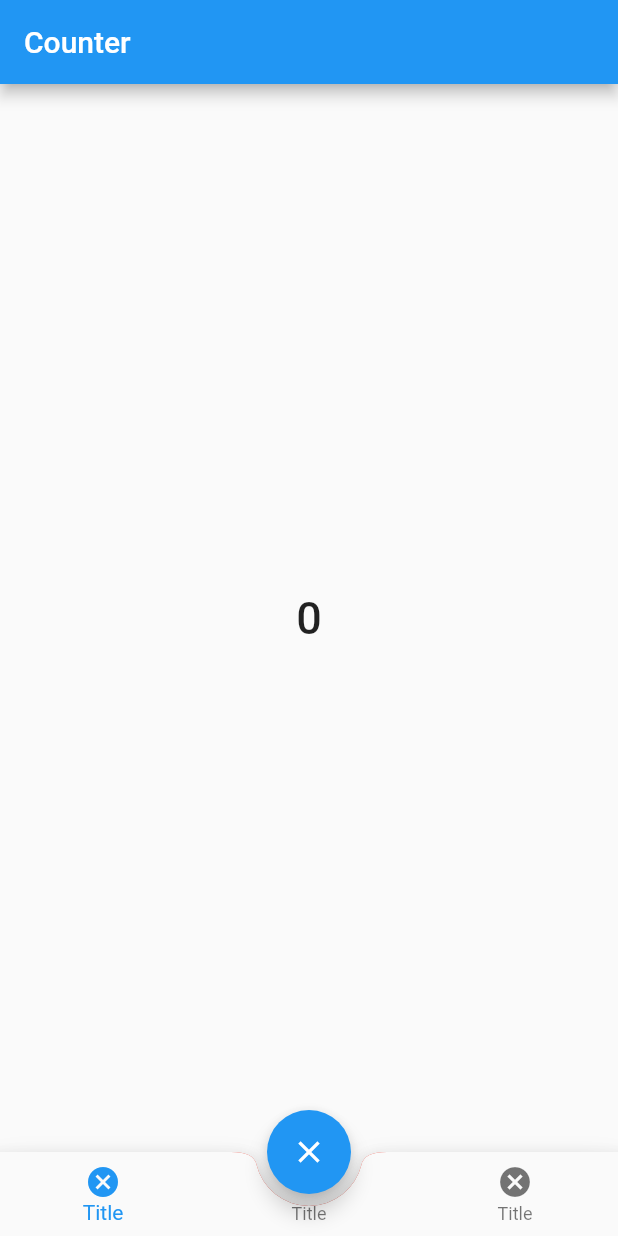
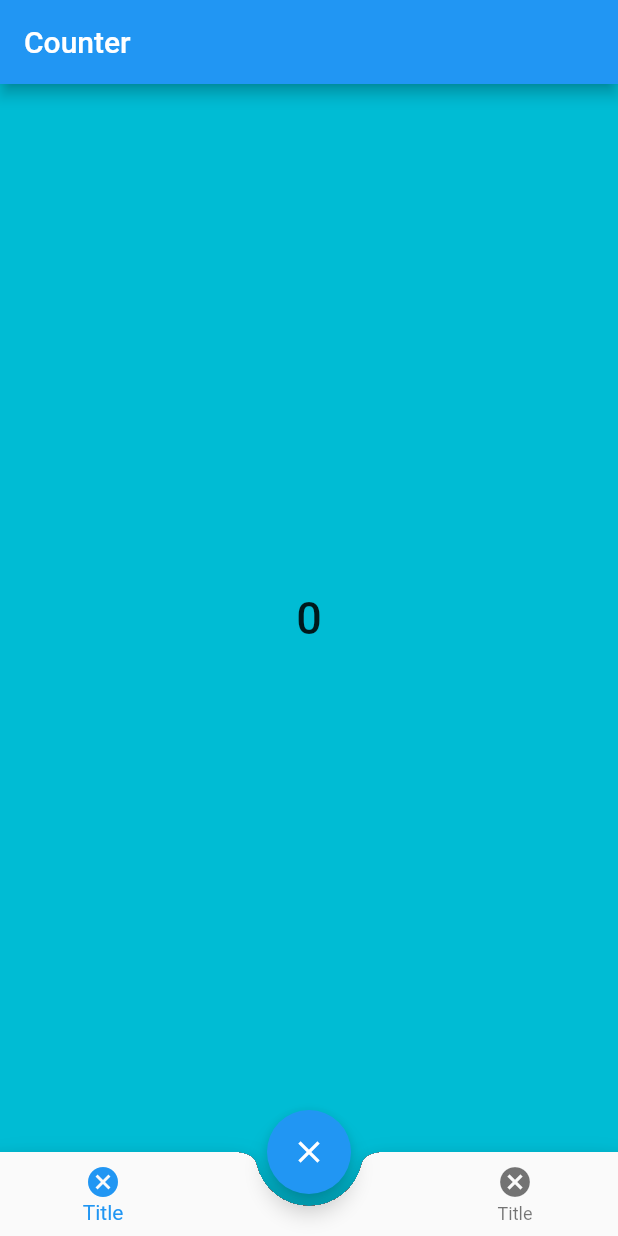
Before and after one commit to mahmudulhasan766/Flutter_Bloc_Ex, a Flutter app: the screen it shows after launch, on a phone screen of 412 x 824 dp. Run offline on Flutter 3.47's test engine with Material 2 defaults, Android fonts, the light colour scheme and no system bars; our stand-ins replace bloc, equatable, flutter_bloc.

```diff
--- a/lib/main.dart
+++ b/lib/main.dart
@@ -35,6 +35,7 @@ class CounterPage extends StatelessWidget {
   @override
   Widget build(BuildContext context) {
     return Scaffold(
+      backgroundColor: Colors.cyan,
       appBar: AppBar(title: Text('Counter')),
       body: BlocBuilder<CounterBloc, int>(
         builder: (context, count) {
@@ -74,10 +75,10 @@ class CounterPage extends StatelessWidget {
         shape: CircularNotchedRectangle(),
         color: Colors.red,
         notchMargin: 8,
-        clipBehavior: Clip.antiAlias,
+        clipBehavior: Clip.hardEdge,
         child: BottomNavigationBar(items: [
           BottomNavigationBarItem(icon: Icon(Icons.cancel), label: "Title"),
-          BottomNavigationBarItem(icon: Icon(Icons.cancel), label: "Title"),
+          BottomNavigationBarItem(icon: Icon(Icons.cancel),label: ""),
           BottomNavigationBarItem(icon: Icon(Icons.cancel), label: "Title"),
         ]),
       ),
```
